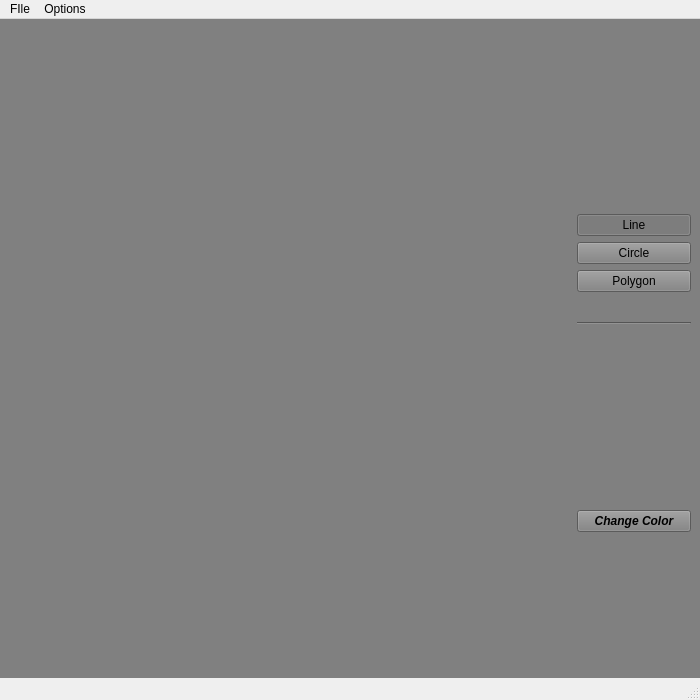
gprabowski/vector_renderer, file mainwindow.ui: the form before one commit.
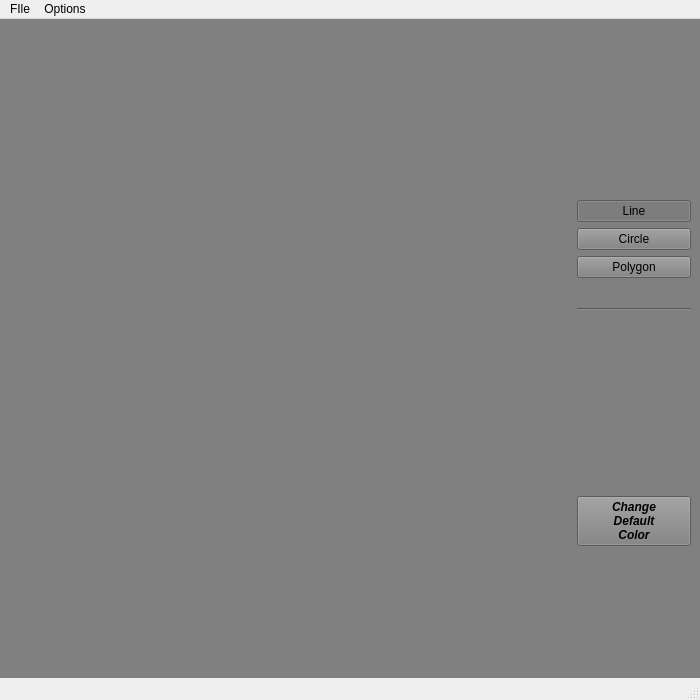
The form after the commit.

Commit message: styling + fixed polygon drawing finished for first point only

What changed in the file:
```diff
--- a/mainwindow.ui
+++ b/mainwindow.ui
@@ -351,7 +351,9 @@
            </font>
           </property>
           <property name="text">
-           <string>Change Color</string>
+           <string>Change
+Default
+Color</string>
           </property>
          </widget>
         </item>
```
The commit also changes 1 other file.
